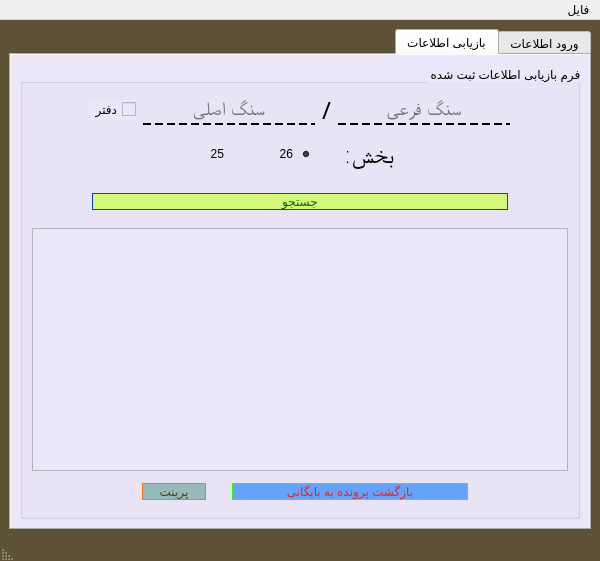
Before: the Qt Designer form Baygani.ui in JavadiSaeid/ArchivingSystem_doc, drawn with Qt 5.
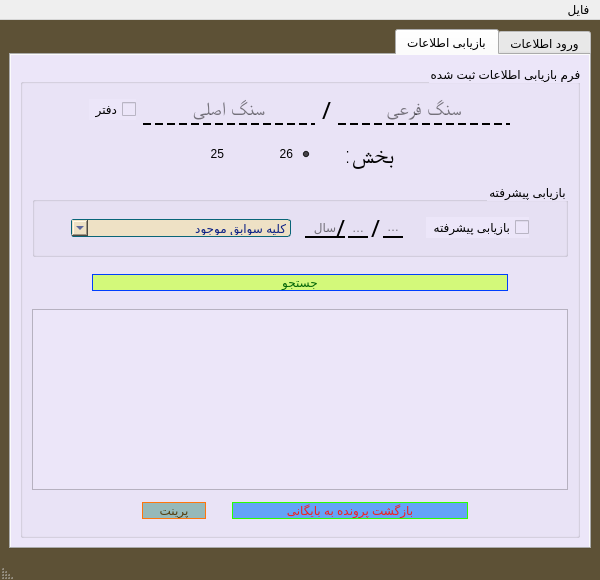
After: the same form once the commit is applied. The open tabs and pages were chosen to show the change.

Commit message: new ui - add tarikh search to tab jostojo _test nashode vali ui takmil shode - 971224-23:11

```diff
--- a/Baygani.ui
+++ b/Baygani.ui
@@ -7,7 +7,7 @@
     <x>0</x>
     <y>0</y>
     <width>600</width>
-    <height>561</height>
+    <height>580</height>
    </rect>
   </property>
   <property name="windowTitle">
@@ -911,6 +911,100 @@
            <string>فرم بازیابی اطلاعات ثبت شده</string>
           </property>
           <layout class="QGridLayout" name="gridLayout_5">
+           <item row="4" column="0">
+            <layout class="QHBoxLayout" name="horizontalLayout_2">
+             <property name="leftMargin">
+              <number>20</number>
+             </property>
+             <property name="topMargin">
+              <number>10</number>
+             </property>
+             <property name="rightMargin">
+              <number>20</number>
+             </property>
+             <property name="bottomMargin">
+              <number>10</number>
+             </property>
+             <item>
+              <spacer name="horizontalSpacer_15">
+               <property name="enabled">
+                <bool>true</bool>
+               </property>
+               <property name="orientation">
+                <enum>Qt::Horizontal</enum>
+               </property>
+               <property name="sizeType">
+                <enum>QSizePolicy::Fixed</enum>
+               </property>
+               <property name="sizeHint" stdset="0">
+                <size>
+                 <width>40</width>
+                 <height>20</height>
+                </size>
+               </property>
+              </spacer>
+             </item>
+             <item>
+              <widget class="QPushButton" name="pushButton_search">
+               <property name="enabled">
+                <bool>true</bool>
+               </property>
+               <property name="cursor">
+                <cursorShape>PointingHandCursor</cursorShape>
+               </property>
+               <property name="statusTip">
+                <string>برای جستجو اطلاعات ذخیره شده کلیک کنید</string>
+               </property>
+               <property name="styleSheet">
+                <string notr="true">QPushButton:hover:!pressed
+{
+  border: 2px dashed rgb(255, 85, 0);
+	background-color: rgb(129, 125, 255);
+	color: rgb(85, 255, 255);
+}
+QPushButton{
+background-color: #d3f97a   ;
+font: 14pt &quot;A Arsoo&quot;;
+color:    #056608   ;
+border: 1px solid   #003efe   ;
+border-radius: 10px;
+}</string>
+               </property>
+               <property name="text">
+                <string>جستجو</string>
+               </property>
+               <property name="shortcut">
+                <string>Ctrl+S</string>
+               </property>
+               <property name="autoDefault">
+                <bool>false</bool>
+               </property>
+               <property name="default">
+                <bool>false</bool>
+               </property>
+              </widget>
+             </item>
+             <item>
+              <spacer name="horizontalSpacer_16">
+               <property name="enabled">
+                <bool>true</bool>
+               </property>
+               <property name="orientation">
+                <enum>Qt::Horizontal</enum>
+               </property>
+               <property name="sizeType">
+                <enum>QSizePolicy::Fixed</enum>
+               </property>
+               <property name="sizeHint" stdset="0">
+                <size>
+                 <width>40</width>
+                 <height>20</height>
+                </size>
+               </property>
+              </spacer>
+             </item>
+            </layout>
+           </item>
            <item row="1" column="0">
             <layout class="QHBoxLayout" name="horizontalLayout_QRadio_2">
              <property name="spacing">
@@ -1161,108 +1255,20 @@
              </item>
             </layout>
            </item>
-           <item row="2" column="0">
-            <layout class="QHBoxLayout" name="horizontalLayout_2">
-             <property name="leftMargin">
-              <number>20</number>
-             </property>
-             <property name="topMargin">
-              <number>10</number>
-             </property>
-             <property name="rightMargin">
-              <number>20</number>
-             </property>
-             <property name="bottomMargin">
-              <number>10</number>
-             </property>
-             <item>
-              <spacer name="horizontalSpacer_15">
-               <property name="enabled">
-                <bool>true</bool>
-               </property>
-               <property name="orientation">
-                <enum>Qt::Horizontal</enum>
-               </property>
-               <property name="sizeType">
-                <enum>QSizePolicy::Fixed</enum>
-               </property>
-               <property name="sizeHint" stdset="0">
-                <size>
-                 <width>40</width>
-                 <height>20</height>
-                </size>
-               </property>
-              </spacer>
-             </item>
-             <item>
-              <widget class="QPushButton" name="pushButton_search">
-               <property name="enabled">
-                <bool>true</bool>
-               </property>
-               <property name="cursor">
-                <cursorShape>PointingHandCursor</cursorShape>
-               </property>
-               <property name="statusTip">
-                <string>برای جستجو اطلاعات ذخیره شده کلیک کنید</string>
-               </property>
-               <property name="styleSheet">
-                <string notr="true">QPushButton:hover:!pressed
-{
-  border: 2px dashed rgb(255, 85, 0);
-	background-color: rgb(129, 125, 255);
-	color: rgb(85, 255, 255);
-}
-QPushButton{
-background-color: #d3f97a   ;
-font: 14pt &quot;A Arsoo&quot;;
-color:    #056608   ;
-border: 1px solid   #003efe   ;
-border-radius: 10px;
-}</string>
-               </property>
-               <property name="text">
-                <string>جستجو</string>
-               </property>
-               <property name="shortcut">
-                <string>Ctrl+S</string>
-               </property>
-               <property name="autoDefault">
-                <bool>false</bool>
-               </property>
-               <property name="default">
-                <bool>false</bool>
-               </property>
-              </widget>
-             </item>
-             <item>
-              <spacer name="horizontalSpacer_16">
-               <property name="enabled">
-                <bool>true</bool>
-               </property>
-               <property name="orientation">
-                <enum>Qt::Horizontal</enum>
-               </property>
-               <property name="sizeType">
-                <enum>QSizePolicy::Fixed</enum>
-               </property>
-               <property name="sizeHint" stdset="0">
-                <size>
-                 <width>40</width>
-                 <height>20</height>
-                </size>
-               </property>
-              </spacer>
-             </item>
-            </layout>
-           </item>
-           <item row="3" column="0">
+           <item row="5" column="0">
             <widget class="QTableView" name="tableView_result">
              <property name="enabled">
               <bool>true</bool>
              </property>
+             <property name="sizePolicy">
+              <sizepolicy hsizetype="Expanding" vsizetype="Preferred">
+               <horstretch>0</horstretch>
+               <verstretch>0</verstretch>
+              </sizepolicy>
+             </property>
             </widget>
            </item>
-           <item row="4" column="0">
+           <item row="6" column="0">
             <layout class="QHBoxLayout" name="horizontalLayout_btnNew_2">
              <property name="leftMargin">
               <number>10</number>
@@ -1409,6 +1415,338 @@
              </item>
             </layout>
            </item>
+           <item row="3" column="0">
+            <widget class="QGroupBox" name="groupBox_2">
+             <property name="styleSheet">
+              <string notr="true">QLineEdit{
+background-color: rgba(0, 0, 0, 0);
+font: 75 12pt &quot;A Arghavan&quot;;
+border-style: solid;
+border-bottom-width: 2px;
+}
+QCheckBox{
+font: 75 8pt &quot;A Arsoo&quot;;
+}
+QComboBox{
+background-color: #eee1c5   ;
+font: 75 10pt &quot;A Arsoo&quot;;
+color:#0A1F85;
+border: 1px solid #096578  ;
+border-radius: 3px;
+}
+</string>
+             </property>
+             <property name="title">
+              <string>بازیابی پیشرفته</string>
+             </property>
+             <layout class="QGridLayout" name="gridLayout_7">
+              <item row="1" column="1">
+               <widget class="QCheckBox" name="checkBox">
+                <property name="text">
+                 <string>بازیابی پیشرفته</string>
+                </property>
+               </widget>
+              </item>
+              <item row="1" column="5">
+               <spacer name="horizontalSpacer_22">
+                <property name="orientation">
+                 <enum>Qt::Horizontal</enum>
+                </property>
+                <property name="sizeHint" stdset="0">
+                 <size>
+                  <width>20</width>
+                  <height>20</height>
+                 </size>
+                </property>
+               </spacer>
+              </item>
+              <item row="1" column="4">
+               <layout class="QHBoxLayout" name="horizontalLayout">
+                <property name="spacing">
+                 <number>0</number>
+                </property>
+                <item>
+                 <widget class="QLineEdit" name="lineEdit_3">
+                  <property name="sizePolicy">
+                   <sizepolicy hsizetype="Ignored" vsizetype="Fixed">
+                    <horstretch>0</horstretch>
+                    <verstretch>0</verstretch>
+                   </sizepolicy>
+                  </property>
+                  <property name="minimumSize">
+                   <size>
+                    <width>20</width>
+                    <height>20</height>
+                   </size>
+                  </property>
+                  <property name="maximumSize">
+                   <size>
+                    <width>20</width>
+                    <height>20</height>
+                   </size>
+                  </property>
+                  <property name="sizeIncrement">
+                   <size>
+                    <width>20</width>
+                    <height>20</height>
+                   </size>
+                  </property>
+                  <property name="baseSize">
+                   <size>
+                    <width>20</width>
+                    <height>20</height>
+                   </size>
+                  </property>
+                  <property name="alignment">
+                   <set>Qt::AlignCenter</set>
+                  </property>
+                  <property name="placeholderText">
+                   <string>روز</string>
+                  </property>
+                 </widget>
+                </item>
+                <item>
+                 <widget class="QLabel" name="label_7">
+                  <property name="enabled">
+                   <bool>true</bool>
+                  </property>
+                  <property name="sizePolicy">
+                   <sizepolicy hsizetype="Fixed" vsizetype="Fixed">
+                    <horstretch>0</horstretch>
+                    <verstretch>0</verstretch>
+                   </sizepolicy>
+                  </property>
+                  <property name="maximumSize">
+                   <size>
+                    <width>15</width>
+                    <height>46</height>
+                   </size>
+                  </property>
+                  <property name="font">
+                   <font>
+                    <family>A Arsoo</family>
+                    <pointsize>18</pointsize>
+                    <weight>9</weight>
+                    <italic>false</italic>
+                    <bold>false</bold>
+                   </font>
+                  </property>
+                  <property name="text">
+                   <string>/</string>
+                  </property>
+                  <property name="alignment">
+                   <set>Qt::AlignCenter</set>
+                  </property>
+                  <property name="margin">
+                   <number>5</number>
+                  </property>
+                 </widget>
+                </item>
+                <item>
+                 <widget class="QLineEdit" name="lineEdit_2">
+                  <property name="sizePolicy">
+                   <sizepolicy hsizetype="Ignored" vsizetype="Fixed">
+                    <horstretch>0</horstretch>
+                    <verstretch>0</verstretch>
+                   </sizepolicy>
+                  </property>
+                  <property name="minimumSize">
+                   <size>
+                    <width>20</width>
+                    <height>20</height>
+                   </size>
+                  </property>
+                  <property name="maximumSize">
+                   <size>
+                    <width>20</width>
+                    <height>20</height>
+                   </size>
+                  </property>
+                  <property name="sizeIncrement">
+                   <size>
+                    <width>20</width>
+                    <height>20</height>
+                   </size>
+                  </property>
+                  <property name="baseSize">
+                   <size>
+                    <width>20</width>
+                    <height>20</height>
+                   </size>
+                  </property>
+                  <property name="alignment">
+                   <set>Qt::AlignCenter</set>
+                  </property>
+                  <property name="placeholderText">
+                   <string>ماه</string>
+                  </property>
+                 </widget>
+                </item>
+                <item>
+                 <widget class="QLabel" name="label_8">
+                  <property name="enabled">
+                   <bool>true</bool>
+                  </property>
+                  <property name="sizePolicy">
+                   <sizepolicy hsizetype="Fixed" vsizetype="Fixed">
+                    <horstretch>0</horstretch>
+                    <verstretch>0</verstretch>
+                   </sizepolicy>
+                  </property>
+                  <property name="maximumSize">
+                   <size>
+                    <width>15</width>
+                    <height>46</height>
+                   </size>
+                  </property>
+                  <property name="font">
+                   <font>
+                    <family>A Arsoo</family>
+                    <pointsize>18</pointsize>
+                    <weight>9</weight>
+                    <italic>false</italic>
+                    <bold>false</bold>
+                   </font>
+                  </property>
+                  <property name="text">
+                   <string>/</string>
+                  </property>
+                  <property name="alignment">
+                   <set>Qt::AlignCenter</set>
+                  </property>
+                  <property name="margin">
+                   <number>5</number>
+                  </property>
+                 </widget>
+                </item>
+                <item>
+                 <widget class="QLineEdit" name="lineEdit">
+                  <property name="sizePolicy">
+                   <sizepolicy hsizetype="Ignored" vsizetype="Fixed">
+                    <horstretch>0</horstretch>
+                    <verstretch>0</verstretch>
+                   </sizepolicy>
+                  </property>
+                  <property name="minimumSize">
+                   <size>
+                    <width>40</width>
+                    <height>20</height>
+                   </size>
+                  </property>
+                  <property name="maximumSize">
+                   <size>
+                    <width>40</width>
+                    <height>20</height>
+                   </size>
+                  </property>
+                  <property name="sizeIncrement">
+                   <size>
+                    <width>40</width>
+                    <height>20</height>
+                   </size>
+                  </property>
+                  <property name="baseSize">
+                   <size>
+                    <width>40</width>
+                    <height>20</height>
+                   </size>
+                  </property>
+                  <property name="maxLength">
+                   <number>32765</number>
+                  </property>
+                  <property name="alignment">
+                   <set>Qt::AlignCenter</set>
+                  </property>
+                  <property name="placeholderText">
+                   <string>سال</string>
+                  </property>
+                 </widget>
+                </item>
+               </layout>
+              </item>
+              <item row="1" column="7">
+               <spacer name="horizontalSpacer_24">
+                <property name="orientation">
+                 <enum>Qt::Horizontal</enum>
+                </property>
+                <property name="sizeHint" stdset="0">
+                 <size>
+                  <width>40</width>
+                  <height>20</height>
+                 </size>
+                </property>
+               </spacer>
+              </item>
+              <item row="1" column="3">
+               <spacer name="horizontalSpacer_23">
+                <property name="orientation">
+                 <enum>Qt::Horizontal</enum>
+                </property>
+                <property name="sizeHint" stdset="0">
+                 <size>
+                  <width>30</width>
+                  <height>20</height>
+                 </size>
+                </property>
+               </spacer>
+              </item>
+              <item row="1" column="6">
+               <widget class="QComboBox" name="comboBox">
+                <property name="sizePolicy">
+                 <sizepolicy hsizetype="Fixed" vsizetype="Fixed">
+                  <horstretch>0</horstretch>
+                  <verstretch>0</verstretch>
+                 </sizepolicy>
+                </property>
+                <property name="minimumSize">
+                 <size>
+                  <width>220</width>
+                  <height>0</height>
+                 </size>
+                </property>
+                <item>
+                 <property name="text">
+                  <string>کلیه سوابق موجود</string>
+                 </property>
+                </item>
+                <item>
+                 <property name="text">
+                  <string>بازگشت داده نشده</string>
+                 </property>
+                </item>
+                <item>
+                 <property name="text">
+                  <string>بازگشت داده شده</string>
+                 </property>
+                </item>
+                <item>
+                 <property name="text">
+                  <string>کلیه بازگشت داده نشده</string>
+                 </property>
+                </item>
+                <item>
+                 <property name="text">
+                  <string>کلیه بازگشت داده شده</string>
+                 </property>
+                </item>
+               </widget>
+              </item>
+              <item row="1" column="0">
+               <spacer name="horizontalSpacer_25">
+                <property name="orientation">
+                 <enum>Qt::Horizontal</enum>
+                </property>
+                <property name="sizeHint" stdset="0">
+                 <size>
+                  <width>40</width>
+                  <height>20</height>
+                 </size>
+                </property>
+               </spacer>
+              </item>
+             </layout>
+            </widget>
+           </item>
           </layout>
          </widget>
         </item>
```
Left out of the diff: 2 changed lines with no effect on the pictures.
